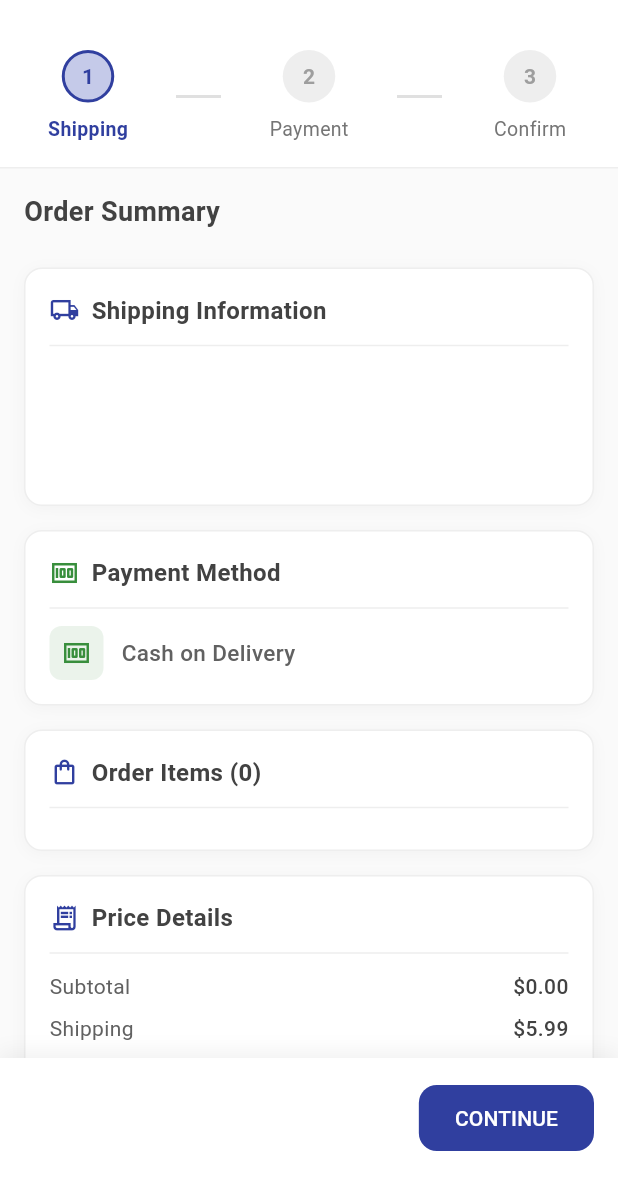
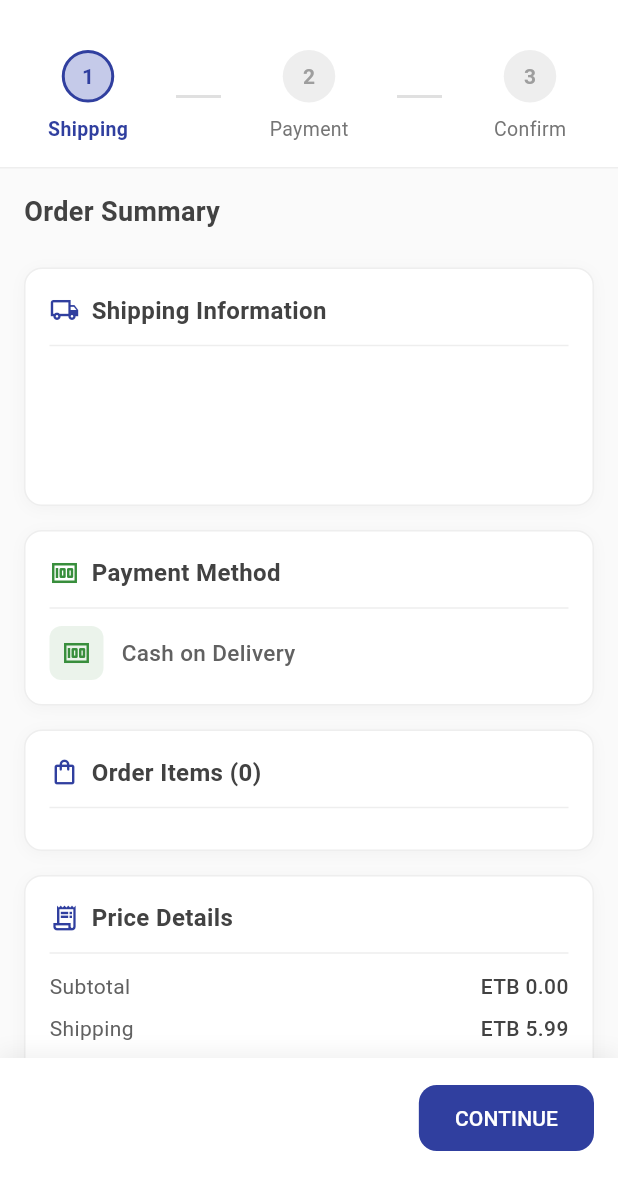
Before and after one commit to AnexDev1/JMarket, a Flutter app: the CheckoutScreen screen opened by its route, swiped to page 3, on a phone screen of 412 x 824 dp, the part 58-1236 px from its top. Run offline on Flutter 3.47's test engine with Material 3 defaults, Android fonts, the phone set to English and light mode, and no system bars; our stand-ins replace cached_network_image, flutter_dotenv, go_router, hive_flutter, shared_preferences, shimmer and 1 more; missing offline and left inert: chapa_unofficial; accounts and stored records are empty; generated files the repository leaves out were written again.

Commit message:
fix: fixed all bugs

```diff
--- a/lib/features/cart/checkout/checkout_screen.dart
+++ b/lib/features/cart/checkout/checkout_screen.dart
@@ -231,7 +231,7 @@ class _CheckoutScreenState extends State<CheckoutScreen> {
         leading: IconButton(
           icon: const Icon(Icons.arrow_back),
           onPressed: () {
-            context.push('/');
+            context.go('/cart');
           },
         ),
       ),
--- a/lib/features/cart/checkout/components/order_confirmation_step.dart
+++ b/lib/features/cart/checkout/components/order_confirmation_step.dart
@@ -62,7 +62,7 @@ class OrderConfirmationStep extends StatelessWidget {
   @override
   Widget build(BuildContext context) {
     final localizations = AppLocalizations.of(context)!;
-    final formatter = NumberFormat.currency(symbol: '\$');
+    final formatter = NumberFormat.currency(symbol: 'ETB ', decimalDigits: 2);
     final total = subtotal + shipping + tax;
 
     return SingleChildScrollView(
@@ -372,7 +372,7 @@ class OrderConfirmationStep extends StatelessWidget {
             ),
           ),
           Text(
-            NumberFormat.currency(symbol: '\$').format(price),
+            NumberFormat.currency(symbol: 'ETB ').format(price),
             style: TextStyle(
               fontSize: 14,
               fontWeight: FontWeight.bold,
```
